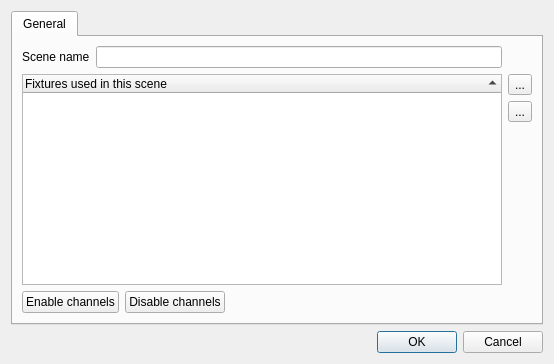
Andersbakken/qlc, file main/sceneeditor.ui: the form before one commit.
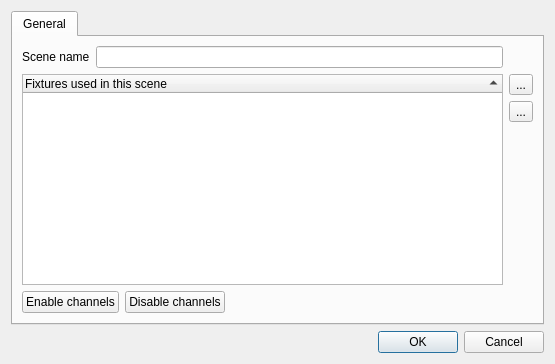
The form after the commit. Icons and pictures are not drawn.

Diff of the .ui file:
```diff
--- a/main/sceneeditor.ui
+++ b/main/sceneeditor.ui
@@ -5,7 +5,7 @@
    <rect>
     <x>0</x>
     <y>0</y>
-    <width>554</width>
+    <width>555</width>
     <height>364</height>
    </rect>
   </property>
```
Left out of the diff: 24 changed lines with no effect on the pictures.
